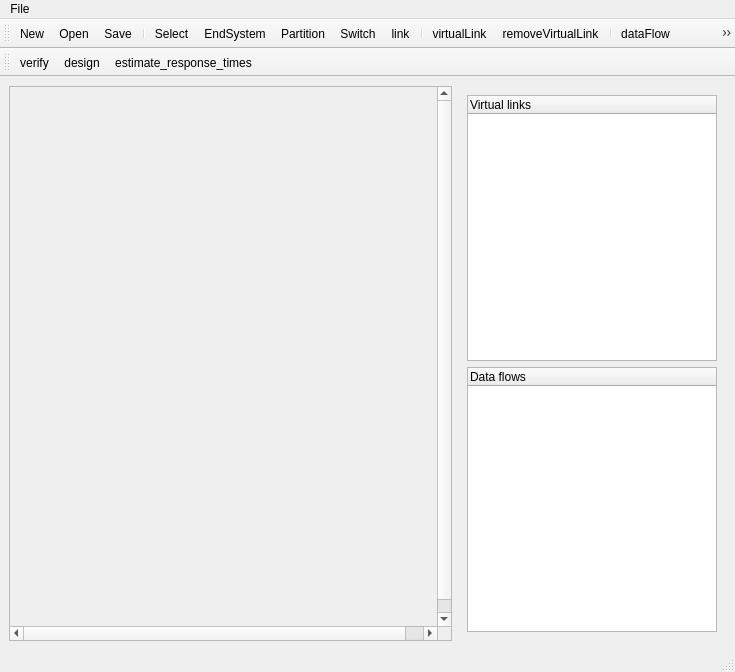
The window that AFDX_GUI/ui/MainWindow.ui (PavelVdovin/AFDX_Designer) describes before a commit, drawn with Qt 5.
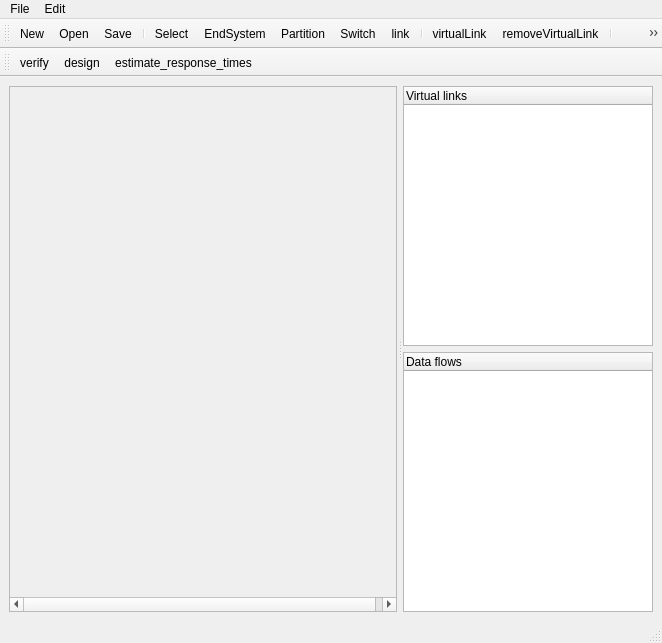
The same window after the commit. Icons and pictures are not drawn.

Commit message: Some bugs are fixed. Options dialog is added. Opportunity to unlimit jitter on sender is added.

Patch:
```diff
--- a/AFDX_GUI/ui/MainWindow.ui
+++ b/AFDX_GUI/ui/MainWindow.ui
@@ -6,8 +6,8 @@
    <rect>
     <x>0</x>
     <y>0</y>
-    <width>735</width>
-    <height>672</height>
+    <width>662</width>
+    <height>643</height>
    </rect>
   </property>
   <property name="minimumSize">
@@ -20,20 +20,58 @@
    <string>MainWindow</string>
   </property>
   <widget class="QWidget" name="centralwidget">
+   <property name="sizePolicy">
+    <sizepolicy hsizetype="Preferred" vsizetype="Preferred">
+     <horstretch>0</horstretch>
+     <verstretch>0</verstretch>
+    </sizepolicy>
+   </property>
    <layout class="QHBoxLayout" name="horizontalLayout">
     <item>
-     <layout class="QHBoxLayout" name="horizontalLayout_2">
-      <property name="spacing">
-       <number>-1</number>
+     <widget class="QSplitter" name="splitter">
+      <property name="sizePolicy">
+       <sizepolicy hsizetype="Expanding" vsizetype="Preferred">
+        <horstretch>0</horstretch>
+        <verstretch>0</verstretch>
+       </sizepolicy>
       </property>
-      <property name="leftMargin">
-       <number>0</number>
+      <property name="mouseTracking">
+       <bool>false</bool>
       </property>
-      <property name="topMargin">
-       <number>0</number>
+      <property name="acceptDrops">
+       <bool>false</bool>
       </property>
-      <item>
+      <property name="layoutDirection">
+       <enum>Qt::LeftToRight</enum>
+      </property>
+      <property name="orientation">
+       <enum>Qt::Horizontal</enum>
+      </property>
+      <property name="opaqueResize">
+       <bool>true</bool>
+      </property>
+      <property name="handleWidth">
+       <number>6</number>
+      </property>
+      <property name="childrenCollapsible">
+       <bool>false</bool>
+      </property>
        <widget class="QScrollArea" name="networkArea">
+       <property name="sizePolicy">
+        <sizepolicy hsizetype="Maximum" vsizetype="Maximum">
+         <horstretch>1</horstretch>
+         <verstretch>1</verstretch>
+        </sizepolicy>
+       </property>
+       <property name="minimumSize">
+        <size>
+         <width>388</width>
+         <height>0</height>
+        </size>
+       </property>
+       <property name="focusPolicy">
+        <enum>Qt::NoFocus</enum>
+       </property>
         <property name="verticalScrollBarPolicy">
          <enum>Qt::ScrollBarAsNeeded</enum>
         </property>
@@ -45,34 +83,35 @@
           <rect>
            <x>0</x>
            <y>0</y>
-           <width>447</width>
-           <height>552</height>
+          <width>393</width>
+          <height>488</height>
           </rect>
          </property>
         </widget>
        </widget>
-      </item>
-     </layout>
-    </item>
-    <item>
      <widget class="QWidget" name="verticalWidget" native="true">
-      <property name="maximumSize">
+       <property name="sizePolicy">
+        <sizepolicy hsizetype="Fixed" vsizetype="Fixed">
+         <horstretch>0</horstretch>
+         <verstretch>0</verstretch>
+        </sizepolicy>
+       </property>
+       <property name="minimumSize">
        <size>
-        <width>258</width>
-        <height>16777215</height>
-       </size>
-      </property>
-      <layout class="QVBoxLayout" name="verticalLayout_4">
-       <property name="sizeConstraint">
-        <enum>QLayout::SetMaximumSize</enum>
-       </property>
-       <item>
+         <width>236</width>
+         <height>0</height>
+        </size>
+       </property>
+       <layout class="QGridLayout" name="gridLayout_2">
+        <item row="0" column="0">
+         <layout class="QGridLayout" name="gridLayout_3">
+          <item row="0" column="0">
         <widget class="QTreeWidget" name="treeWidgetVirtualLinks">
-         <property name="maximumSize">
-          <size>
-           <width>256</width>
-           <height>16777215</height>
-          </size>
+            <property name="sizePolicy">
+             <sizepolicy hsizetype="Minimum" vsizetype="Minimum">
+              <horstretch>0</horstretch>
+              <verstretch>0</verstretch>
+             </sizepolicy>
          </property>
          <column>
           <property name="text">
@@ -81,13 +120,13 @@
          </column>
         </widget>
        </item>
-       <item>
+          <item row="1" column="0">
         <widget class="QTreeWidget" name="treeWidgetDataFlows">
-         <property name="maximumSize">
-          <size>
-           <width>256</width>
-           <height>16777215</height>
-          </size>
+            <property name="sizePolicy">
+             <sizepolicy hsizetype="Minimum" vsizetype="Minimum">
+              <horstretch>0</horstretch>
+              <verstretch>0</verstretch>
+             </sizepolicy>
          </property>
          <column>
           <property name="text">
@@ -97,6 +136,9 @@
         </widget>
        </item>
       </layout>
+        </item>
+       </layout>
+      </widget>
      </widget>
     </item>
    </layout>
@@ -106,7 +148,7 @@
     <rect>
      <x>0</x>
      <y>0</y>
-     <width>735</width>
+     <width>662</width>
      <height>32</height>
     </rect>
    </property>
@@ -121,7 +163,14 @@
     <addaction name="separator"/>
     <addaction name="actionExit"/>
    </widget>
+   <widget class="QMenu" name="menuOptions">
+    <property name="title">
+     <string>Edit</string>
+    </property>
+    <addaction name="actionOptions"/>
+   </widget>
    <addaction name="menuFile"/>
+   <addaction name="menuOptions"/>
   </widget>
   <widget class="QStatusBar" name="statusbar"/>
   <widget class="QToolBar" name="toolBar">
```
Left out of the diff: 22 changed lines with no effect on the pictures. Lines whose indentation alone changed are shown as unchanged. The commit also changes 12 other files.
